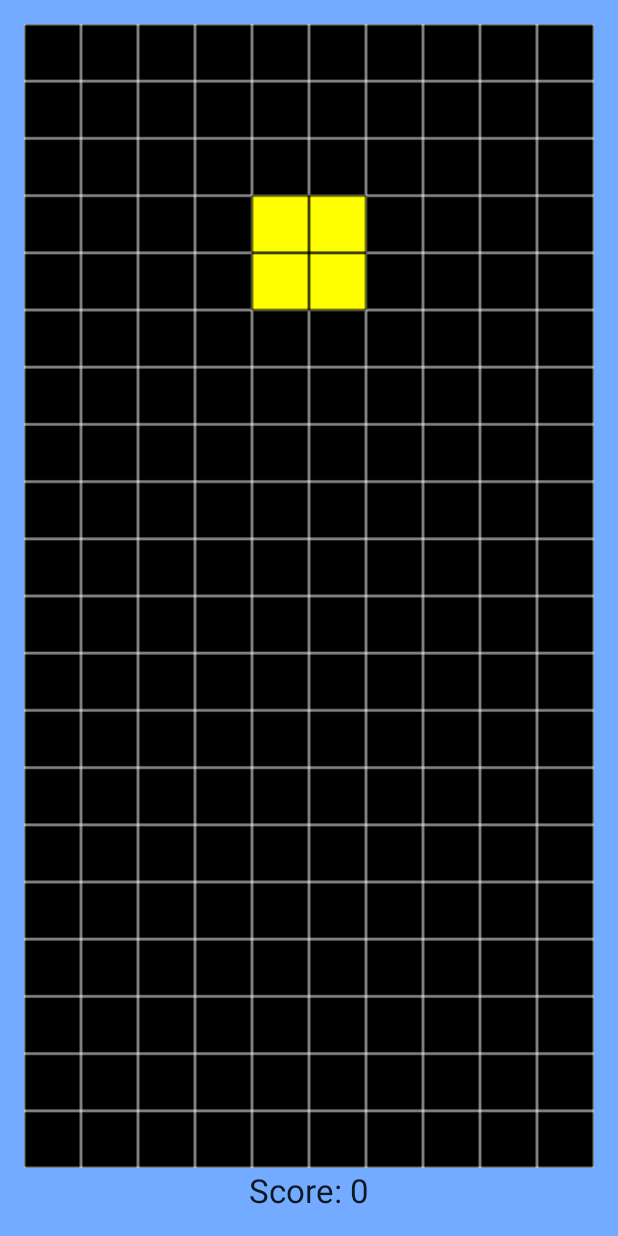
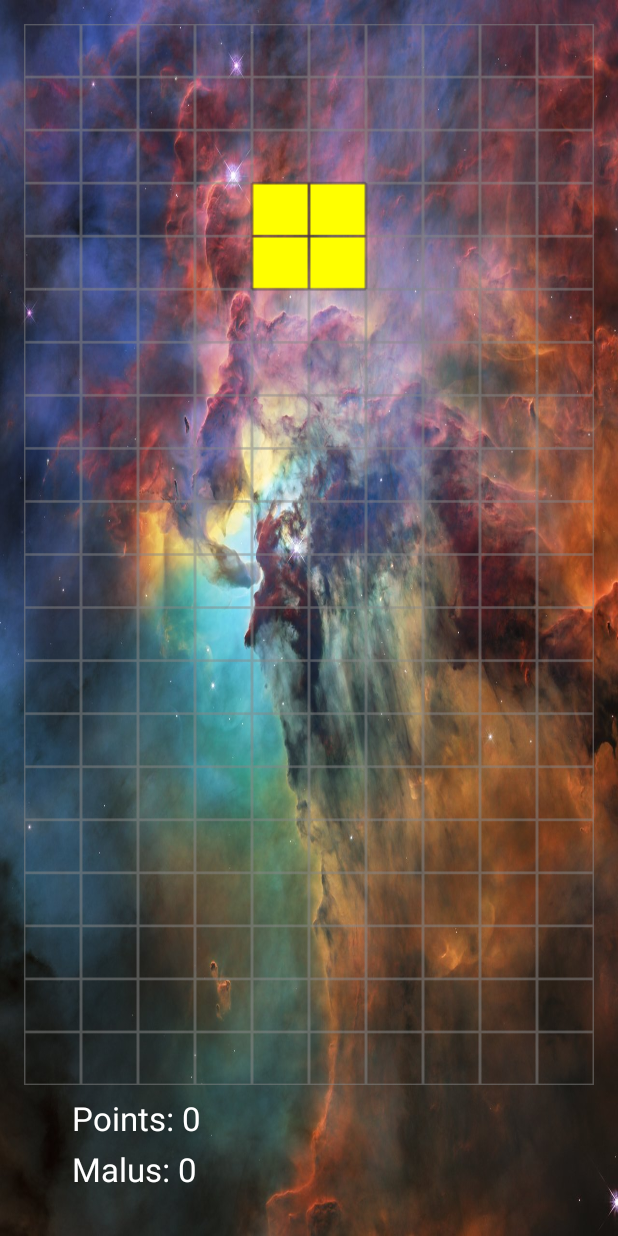
Before and after one commit to antoinefuzieruniv/ChallengeAndroid, an Android app: the GameActivity screen opened directly, with no data from a screen before it, on a phone screen of 412 x 824 dp. Run offline under Robolectric (Android 15) with nearby library versions, the phone set to English and light mode, and no system bars.

Commit message:
begin refactor design

```diff
--- a/app/build.gradle
+++ b/app/build.gradle
@@ -22,4 +22,5 @@ android {
 dependencies {
     implementation fileTree(dir: 'libs', include: ['*.jar'])
     implementation 'com.android.support:appcompat-v7:22.2.1'
+    implementation 'com.android.support.constraint:constraint-layout:1.1.3'
 }
--- a/app/src/main/java/com/indysoft/amazingtetris/GameActivity.java
+++ b/app/src/main/java/com/indysoft/amazingtetris/GameActivity.java
@@ -8,6 +8,8 @@ import android.graphics.Canvas;
 import android.graphics.Color;
 import android.graphics.Paint;
 import android.graphics.Point;
+import android.graphics.PorterDuff;
+import android.graphics.PorterDuffXfermode;
 import android.graphics.drawable.BitmapDrawable;
 import android.net.Uri;
 import android.os.Bundle;
@@ -32,7 +34,6 @@ public class GameActivity extends Activity implements GestureDetector.OnGestureL
     final int BOARD_WIDTH = 400;
     final Handler handler = new Handler();
     final Shape[] shapes = new Shape[11];
-    final int UP_DIRECTION = 0;
     final int RIGHT_DIRECTION = 1;
     final int DOWN_DIRECTION = 2;
     final int LEFT_DIRECTION = 3;
@@ -86,8 +87,8 @@ public class GameActivity extends Activity implements GestureDetector.OnGestureL
             }
         }
 
-        TextView textView = (TextView) findViewById(R.id.game_over_textview);
-        textView.setVisibility(View.INVISIBLE);
+        TextView game_over_textview = (TextView) findViewById(R.id.game_over_textview);
+        game_over_textview.setVisibility(View.INVISIBLE);
         TextView textView2 = (TextView) findViewById(R.id.game_over_textview2);
         textView2.setVisibility(View.INVISIBLE);
 
@@ -437,11 +438,14 @@ public class GameActivity extends Activity implements GestureDetector.OnGestureL
     void PaintMatrix() {
 
         // Paint the game board background
-        paint.setColor(Color.BLACK);
+        paint = new Paint(Paint.ANTI_ALIAS_FLAG);
+        paint.setColor(Color.TRANSPARENT);
+        paint.setXfermode(new PorterDuffXfermode(PorterDuff.Mode.SRC_OUT));
+        paint.setAntiAlias(true);
         canvas.drawRect(0, 0, BOARD_WIDTH, BOARD_HEIGHT, paint);
 
         // Paint the grid on the game board
-        paint.setColor(Color.WHITE);
+        paint.setColor(Color.GRAY);
         for (int i = 0; i <= (NUM_ROWS - 6); ++i) {
             canvas.drawLine(0, i * (BOARD_HEIGHT / (NUM_ROWS - 6)), BOARD_WIDTH,
                     i * (BOARD_HEIGHT / (NUM_ROWS - 6)), paint);
@@ -510,8 +514,11 @@ public class GameActivity extends Activity implements GestureDetector.OnGestureL
         linearLayout.setBackgroundDrawable(new BitmapDrawable(bitmap));
 
         // Update the score textview
-        TextView textView = (TextView) findViewById(R.id.game_score_textview);
-        textView.setText("Score: " + score);
+        TextView game_score_textview = (TextView) findViewById(R.id.game_score_textview);
+        game_score_textview.setText("Points: " + score);
+        TextView game_malus_count = (TextView) findViewById(R.id.game_malus_count);
+        game_malus_count.setText("Malus: " + score);
+
     }
 
     private void InsertScore() {
--- a/app/src/main/res/layout/activity_game.xml
+++ b/app/src/main/res/layout/activity_game.xml
@@ -1,64 +1,100 @@
 <RelativeLayout xmlns:android="http://schemas.android.com/apk/res/android"
+    xmlns:app="http://schemas.android.com/apk/res-auto"
     xmlns:tools="http://schemas.android.com/tools"
     android:layout_width="match_parent"
     android:layout_height="match_parent"
+    android:background="@drawable/nebula"
     android:paddingLeft="@dimen/activity_horizontal_margin"
+    android:paddingTop="@dimen/activity_vertical_margin"
     android:paddingRight="@dimen/activity_horizontal_margin"
-    android:paddingTop="@dimen/activity_vertical_margin"
     android:paddingBottom="@dimen/activity_vertical_margin"
-    tools:context=".GameActivity"
-    android:background="#ff72abff">
+    tools:context=".GameActivity">
 
     <LinearLayout
-        android:orientation="vertical"
-        android:layout_width="fill_parent"
-        android:layout_height="fill_parent"
-        android:layout_alignParentLeft="true"
         android:id="@+id/game_board"
+        android:layout_width="match_parent"
+        android:layout_height="match_parent"
+        android:layout_above="@id/game_information"
         android:layout_alignParentStart="true"
-        android:layout_above="@+id/game_score_textview" />
+        android:layout_alignParentEnd="true"
+        android:layout_marginBottom="7dp"
+        android:orientation="vertical" />
+
+
 
     <TextView
+        android:id="@+id/game_over_textview"
         android:layout_width="wrap_content"
         android:layout_height="wrap_content"
+        android:layout_centerInParent="true"
+        android:background="#ff2b2b2b"
+        android:clickable="false"
+        android:longClickable="false"
+        android:text="@string/game_over_textview_string"
+        android:textAlignment="center"
         android:textAppearance="?android:attr/textAppearanceLarge"
-        android:text="@string/game_score_string"
-        android:id="@+id/game_score_textview"
-        android:longClickable="false"
+        android:textColor="#ffffffff"
         android:textIsSelectable="false"
-        android:clickable="false"
-        android:layout_alignParentBottom="true"
-        android:layout_centerHorizontal="true" />
+        android:textSize="30sp" />
 
     <TextView
+        android:id="@+id/game_over_textview2"
         android:layout_width="wrap_content"
         android:layout_height="wrap_content"
+        android:layout_below="@+id/game_over_textview"
+        android:layout_centerInParent="true"
+        android:background="#ff2b2b2b"
+        android:clickable="false"
+        android:longClickable="false"
+        android:text="@string/game_over_textview_string2"
+        android:textAlignment="center"
         android:textAppearance="?android:attr/textAppearanceLarge"
-        android:text="@string/game_over_textview_string"
-        android:id="@+id/game_over_textview"
-        android:textAlignment="center"
-        android:layout_centerInParent="true"
         android:textColor="#ffffffff"
-        android:longClickable="false"
-        android:clickable="false"
-        android:textSize="30sp"
         android:textIsSelectable="false"
-        android:background="#ff2b2b2b" />
+        android:textSize="30sp" />
 
-    <TextView
-        android:layout_width="wrap_content"
-        android:layout_height="wrap_content"
-        android:textAppearance="?android:attr/textAppearanceLarge"
-        android:text="@string/game_over_textview_string2"
-        android:id="@+id/game_over_textview2"
-        android:textAlignment="center"
-        android:layout_centerInParent="true"
-        android:textColor="#ffffffff"
-        android:longClickable="false"
-        android:clickable="false"
-        android:textIsSelectable="false"
-        android:layout_below="@+id/game_over_textview"
-        android:textSize="30sp"
-        android:background="#ff2b2b2b"
-        android:autoText="true" />
+    <android.support.constraint.ConstraintLayout
+        android:id="@+id/game_information"
+        android:layout_width="match_parent"
+        android:layout_height="75dp"
+        android:layout_alignParentBottom="true"
+        android:layout_centerHorizontal="true"
+        android:layout_marginBottom="2dp">
+
+        <TextView
+            android:id="@+id/game_score_textview"
+            android:layout_width="95dp"
+            android:layout_height="34dp"
+            android:layout_alignParentBottom="true"
+            android:layout_centerHorizontal="true"
+            android:layout_marginStart="32dp"
+            android:clickable="false"
+            android:longClickable="false"
+            android:text="@string/game_score_string"
+            android:textAppearance="?android:attr/textAppearanceLarge"
+            android:textColor="@android:color/white"
+            android:textIsSelectable="false"
+            app:layout_constraintBottom_toBottomOf="parent"
+            app:layout_constraintStart_toStartOf="parent"
+            app:layout_constraintTop_toTopOf="parent"
+            app:layout_constraintVertical_bias="0.0" />
+
+        <TextView
+            android:id="@+id/game_malus_count"
+            android:layout_width="95dp"
+            android:layout_height="34dp"
+            android:layout_alignParentBottom="true"
+            android:layout_centerHorizontal="true"
+            android:layout_marginStart="32dp"
+            android:clickable="false"
+            android:longClickable="false"
+            android:text="@string/game_malus_count"
+            android:textAppearance="?android:attr/textAppearanceLarge"
+            android:textColor="@android:color/white"
+            android:textIsSelectable="false"
+            app:layout_constraintBottom_toBottomOf="parent"
+            app:layout_constraintStart_toStartOf="parent"
+            app:layout_constraintTop_toTopOf="parent"
+            app:layout_constraintVertical_bias="0.829" />
+    </android.support.constraint.ConstraintLayout>
 </RelativeLayout>
--- a/app/src/main/res/values/strings.xml
+++ b/app/src/main/res/values/strings.xml
@@ -8,7 +8,8 @@
     <string name="about_button_text">About</string>
     <string name="high_scores_string">High Scores</string>
     <string name="about_string">About the game</string>
-    <string name="game_score_string">Score: 0</string>
+    <string name="game_score_string">Points: 0</string>
+    <string name="game_malus_count">Malus: 0</string>
     <string name="welcome_string">Welcome,</string>
     <string name="settings_button_text">Settings</string>
     <string name="set_properties_highscores_button_text">High Scores filters</string>
```
Also changed, not shown: app/src/main/res/layout-land/activity_main.xml (+50 -50 lines), app/src/main/res/layout/activity_main.xml (+41 -42 lines), app/src/main/res/drawable/nebula.jpg (added), app/src/main/res/drawable/tetrislogo.png, 1 other file.
